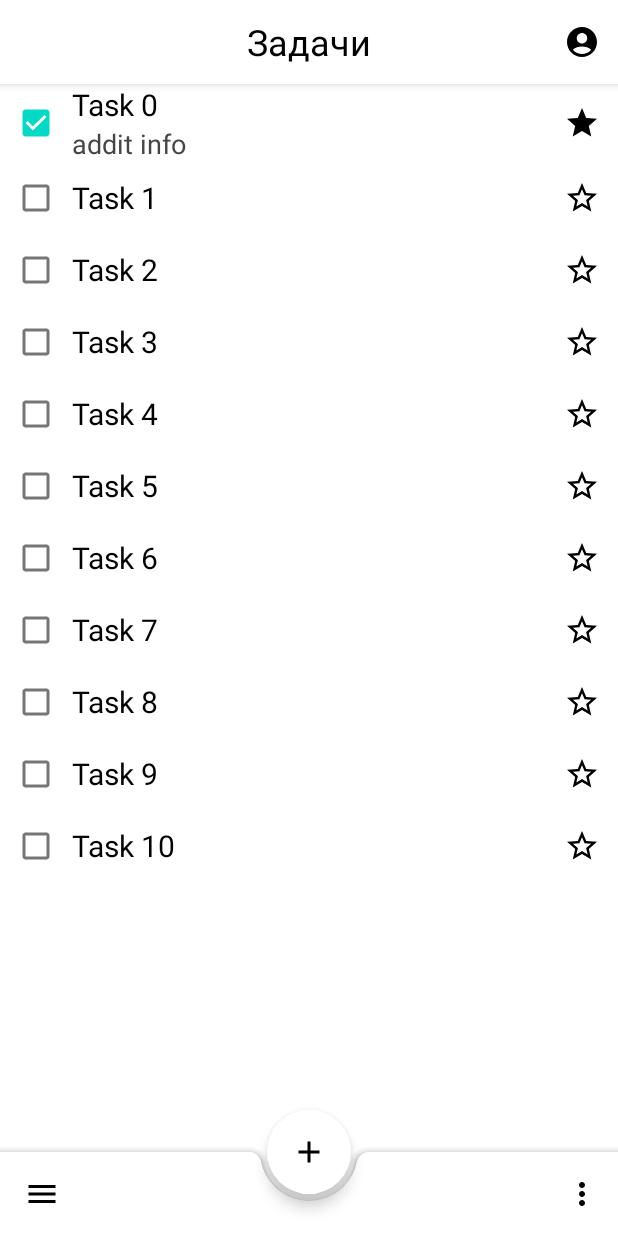
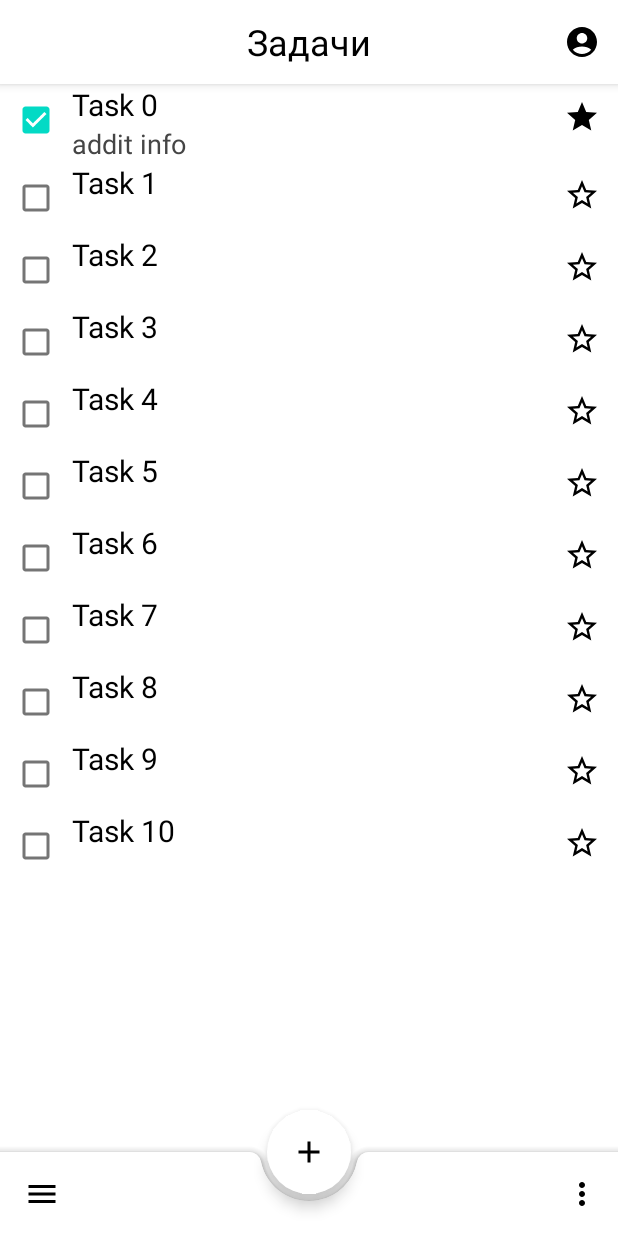
Before and after one commit to Ru6en11/To-Do-clone-Google-Tasks, an Android app: the screen it shows after launch (MainActivity), on a phone screen of 412 x 824 dp. Run offline under Robolectric (Android 15) with nearby library versions, the phone set to English and light mode, and no system bars.

Commit message:
fix bug with display multiline task

```diff
--- a/app/src/main/res/layout/task_item.xml
+++ b/app/src/main/res/layout/task_item.xml
@@ -5,7 +5,7 @@
     android:orientation="horizontal"
     android:layout_width="match_parent"
     android:layout_height="wrap_content"
-    android:gravity="center">
+    android:gravity="top">
 
     <CheckBox
         android:id="@+id/is_completed_check_box"
@@ -15,15 +15,16 @@
     <LinearLayout
         android:layout_width="wrap_content"
         android:layout_height="wrap_content"
-        android:orientation="vertical">
+        android:orientation="vertical"
+        android:layout_weight="5">
 
         <TextView
             android:id="@+id/task_title_text_view"
-            android:layout_width="wrap_content"
+            android:layout_width="match_parent"
             android:layout_height="wrap_content"
             android:textSize="20sp"
             android:textColor="@color/black"
-            tools:text="sdjklfjsdlk"/>
+            tools:text="dsadsada"/>
 
         <TextView
             android:id="@+id/task_addit_info_text_view"
@@ -35,11 +36,6 @@
 
     </LinearLayout>
 
-    <Space
-        android:layout_width="0dp"
-        android:layout_height="wrap_content"
-        android:layout_weight="1"/>
-
 
     <ImageButton
         android:id="@+id/is_favourite_image_button"
```
